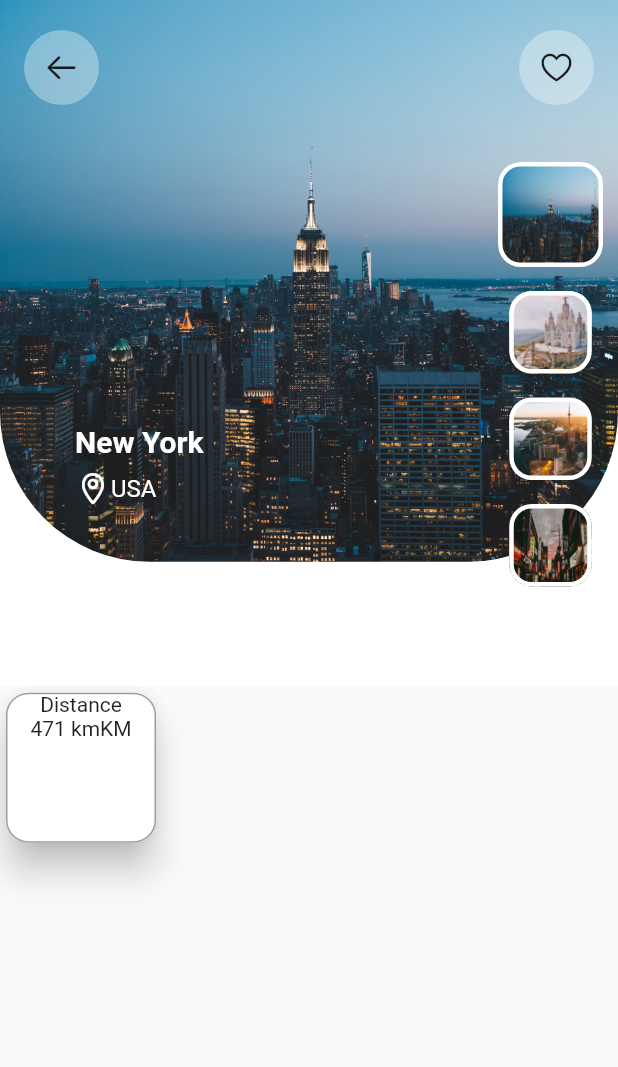
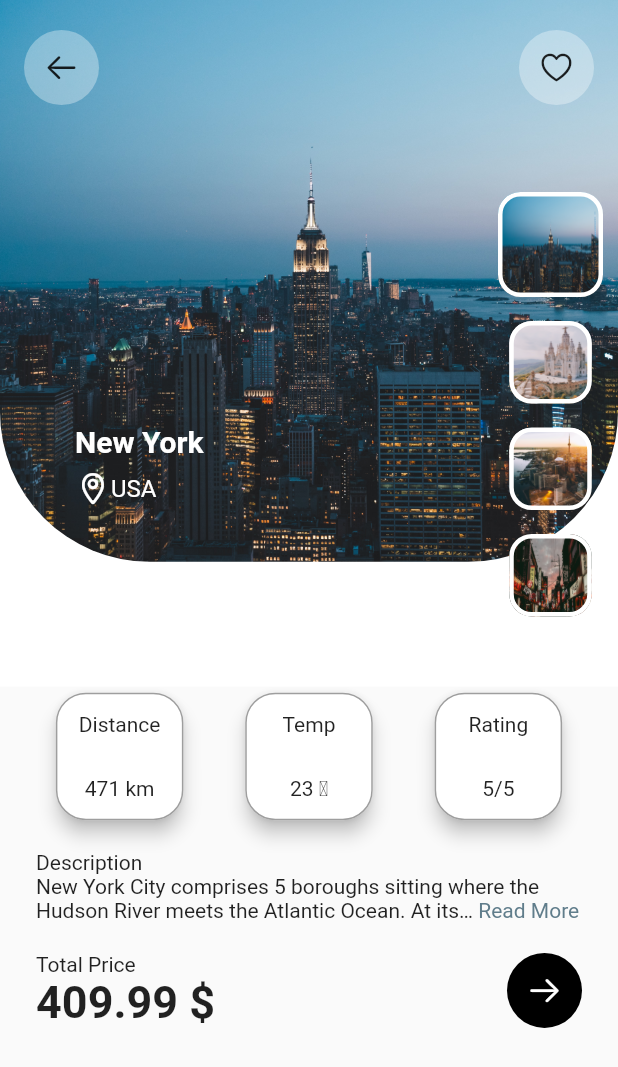
Before and after one commit to Shentia/Flutter-Travel-app, a Flutter app: the screen it shows after launch, on a phone screen of 412 x 824 dp. Shown: the top 1067 px of the screen. Run offline on Flutter 3.47's test engine with Material 2 defaults, Android fonts, the phone set to English and light mode, and no system bars; drawn by our look-alikes of expandable_text.

Commit message:
Add Changes Finish App

```diff
--- a/lib/main.dart
+++ b/lib/main.dart
@@ -2,11 +2,10 @@
 // Use of this source code is governed by a BSD-style license that can be
 // found in the LICENSE file.
 
-import 'dart:html';
-
 import 'package:flutter/cupertino.dart';
 import 'package:flutter/material.dart';
 import 'package:pr2/model/travelModel.dart';
+import 'package:expandable_text/expandable_text.dart';
 
 void main() {
   runApp(const MyApp());
@@ -41,7 +40,9 @@ class _MainPageState extends State<MainPage> {
     return MaterialApp(
       home: Scaffold(
         body: SafeArea(
-        child: Column(children: [
+          child: SingleChildScrollView(
+            child: Column(
+              children: [
                 Container(
                   color: Colors.white,
                   width: double.infinity,
@@ -93,7 +94,7 @@ class _MainPageState extends State<MainPage> {
                         ),
                       ),
                       Positioned(
-                  top: 100,
+                        top: 120,
                         right: 0,
                         child: SizedBox(
                           width: 90,
@@ -143,41 +144,142 @@ class _MainPageState extends State<MainPage> {
                     ],
                   ),
                 ),
-          Expanded(
-            child: Container(
+                Container(
                   // color: Colors.blueAccent,
                   width: double.infinity,
-              child: Column(children: [
+                  child: Column(
+                    children: [
                       Row(
+                        mainAxisAlignment: MainAxisAlignment.spaceEvenly,
                         children: [
                           Card(
-                      elevation: 10,
+                            elevation: 5,
                             shape: RoundedRectangleBorder(
-                        borderRadius: BorderRadius.circular(15),
+                              borderRadius: BorderRadius.circular(20),
                               side: const BorderSide(
                                 color: Colors.grey,
                                 width: 1,
                               ),
                             ),
                             child: Container(
-                        width: 100,
-                        height: 100,
-                        child: Column(children: [
+                              width: 85,
+                              height: 85,
+                              child: Column(
+                                  mainAxisAlignment:
+                                      MainAxisAlignment.spaceAround,
+                                  children: [
                                     Text("Distance"),
                                     Text(
-                            travelList[_selectedIndex].distance + "KM",
+                                      travelList[_selectedIndex].distance,
+                                    ),
+                                  ]),
+                            ),
+                          ),
+                          Card(
+                            elevation: 5,
+                            shape: RoundedRectangleBorder(
+                              borderRadius: BorderRadius.circular(20),
+                              side: const BorderSide(
+                                color: Colors.grey,
+                                width: 1,
+                              ),
+                            ),
+                            child: Container(
+                              width: 85,
+                              height: 85,
+                              child: Column(
+                                  mainAxisAlignment:
+                                      MainAxisAlignment.spaceAround,
+                                  children: [
+                                    Text("Temp"),
+                                    Text(
+                                      travelList[_selectedIndex].temp + " ℃",
+                                    ),
+                                  ]),
+                            ),
+                          ),
+                          Card(
+                            elevation: 5,
+                            shape: RoundedRectangleBorder(
+                              borderRadius: BorderRadius.circular(20),
+                              side: const BorderSide(
+                                color: Colors.grey,
+                                width: 1,
+                              ),
+                            ),
+                            child: Container(
+                              width: 85,
+                              height: 85,
+                              child: Column(
+                                  mainAxisAlignment:
+                                      MainAxisAlignment.spaceAround,
+                                  children: [
+                                    Text("Rating"),
+                                    Text(
+                                      travelList[_selectedIndex].rating,
                                     ),
                                   ]),
                             ),
                           ),
                         ],
+                      ),
+                      Padding(
+                        padding: const EdgeInsets.fromLTRB(24.0, 16.0, 24, 8.0),
+                        child: Column(
+                          crossAxisAlignment: CrossAxisAlignment.start,
+                          children: [
+                            const Text("Description"),
+                            ExpandableText(
+                              travelList[_selectedIndex].description,
+                              expandText: 'Read More',
+                              collapseText: 'Read Less',
+                              maxLines: 2,
+                              linkColor: Colors.blueGrey,
+                              textDirection: TextDirection.ltr,
+                            ),
+                            const SizedBox(
+                              height: 20,
+                            ),
+                            Row(
+                                mainAxisAlignment:
+                                    MainAxisAlignment.spaceBetween,
+                                children: [
+                                  Column(
+                                    crossAxisAlignment:
+                                        CrossAxisAlignment.start,
+                                    children: [
+                                      const Text("Total Price"),
+                                      Text(
+                                        '${travelList[_selectedIndex].price} \$',
+                                        style: const TextStyle(
+                                            fontWeight: FontWeight.bold,
+                                            fontSize: 30),
+                                      ),
+                                    ],
+                                  ),
+                                  Container(
+                                    width: 50,
+                                    height: 50,
+                                    decoration: const BoxDecoration(
+                                        shape: BoxShape.circle,
+                                        color: Color.fromARGB(255, 0, 0, 0)),
+                                    child: const Icon(
+                                        CupertinoIcons.arrow_right,
+                                        color: Colors.white),
                                   )
-              ]),
+                                ])
+                          ],
+                        ),
+                      ),
+                    ],
                   ),
                 )
-        ]),
+              ],
             ),
-    ));
+          ),
+        ),
+      ),
+    );
   }
 
   Widget imageItems(int index) {
--- a/lib/model/travelModel.dart
+++ b/lib/model/travelModel.dart
@@ -26,7 +26,7 @@ List<TravelModel> travelList = [
       description:
           "New York City comprises 5 boroughs sitting where the Hudson River meets the Atlantic Ocean. At its core is Manhattan, a densely populated borough that’s among the world’s major commercial, financial and cultural centers. Its iconic sites include skyscrapers such as the Empire State Building and sprawling Central Park. Broadway theater is staged in neon-lit Times Square.",
       price: '409.99',
-      temp: '23 C',
+      temp: '23',
       rating: '5/5',
       image: 'assets/images/newyork.jpg',
       distance: '471 km'),
@@ -36,7 +36,7 @@ List<TravelModel> travelList = [
       description:
           "Spain, a country on Europe’s Iberian Peninsula, includes 17 autonomous regions with diverse geography and cultures. Capital city Madrid is home to the Royal Palace and Prado museum, housing works by European masters. Segovia has a medieval castle (the Alcázar) and an intact Roman aqueduct. Catalonia’s capital, Barcelona, is defined by Antoni Gaudí’s whimsical modernist landmarks like the Sagrada Família church. ",
       price: '209.99',
-      temp: '30 C',
+      temp: '30',
       rating: '4/5',
       image: 'assets/images/spain.jpg',
       distance: '633 km'),
@@ -46,7 +46,7 @@ List<TravelModel> travelList = [
       description:
           "Canada is a country in North America. Its ten provinces and three territories extend from the Atlantic Ocean to the Pacific Ocean and northward into the Arctic Ocean, covering over 9.98 million square kilometres, making it the world's second-largest country by total area.",
       price: '239.99',
-      temp: '36 C',
+      temp: '36',
       rating: '5/5',
       image: 'assets/images/canada.jpg',
       distance: '1092 km'),
@@ -56,7 +56,7 @@ List<TravelModel> travelList = [
       description:
           "South Korea, an East Asian nation on the southern half of the Korean Peninsula, shares one of the world’s most heavily militarized borders with North Korea. It’s equally known for its green, hilly countryside dotted with cherry trees and centuries-old Buddhist temples, plus its coastal fishing villages, sub-tropical islands and high-tech cities such as Seoul, the capital.",
       price: '219.99',
-      temp: '21 C',
+      temp: '21',
       rating: '3/5',
       image: 'assets/images/korea.jpg',
       distance: '281 km'),
--- a/pubspec.yaml
+++ b/pubspec.yaml
@@ -33,6 +33,7 @@ dependencies:
   # The following adds the Cupertino Icons font to your application.
   # Use with the CupertinoIcons class for iOS style icons.
   cupertino_icons: ^1.0.2
+  expandable_text: ^2.3.0
 
 dev_dependencies:
   flutter_test:
```
Also changed, not shown: pubspec.lock. Lines whose indentation alone changed are shown as unchanged.
